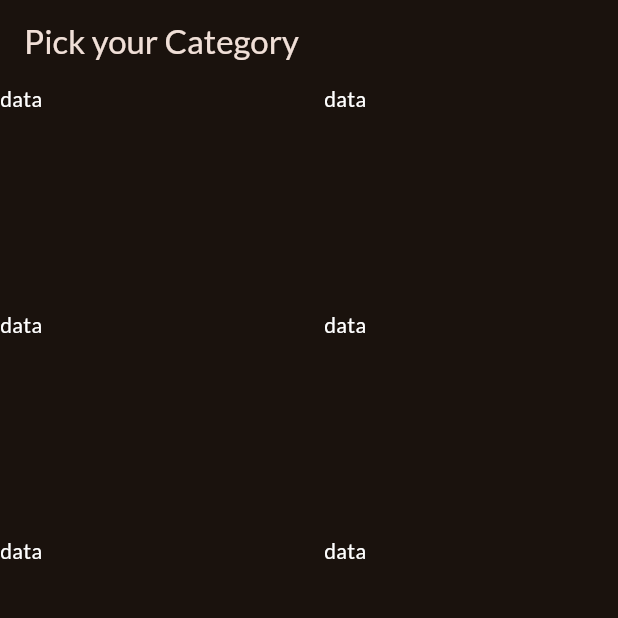
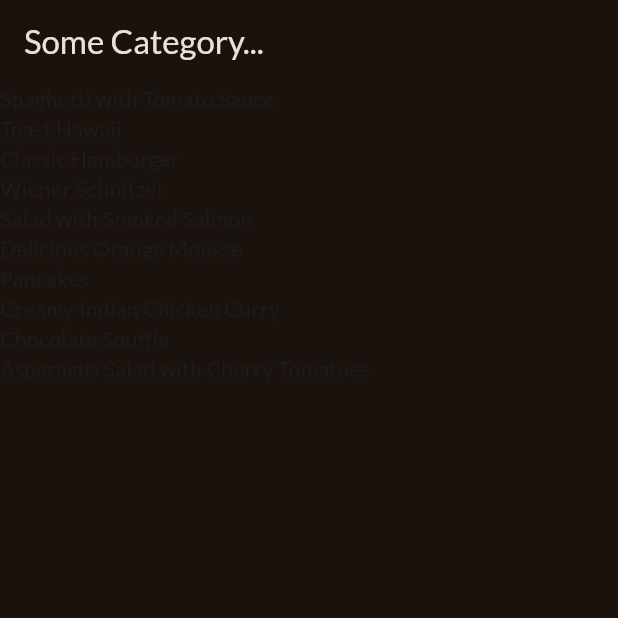
Before and after one commit to shallwebegin/menu, a Flutter app: the screen it shows after launch, on a phone screen of 412 x 824 dp, the top half of it. Run offline on Flutter 3.47's test engine with Material 3 defaults, Android fonts, the phone set to English and light mode, and no system bars; our stand-ins replace google_fonts.

Commit message:
add meals

```diff
--- a/lib/categories.dart
+++ /dev/null
@@ -1,46 +0,0 @@
-import 'package:flutter/material.dart';
-
-class CategoriesScreen extends StatelessWidget {
-  const CategoriesScreen({super.key});
-  @override
-  Widget build(BuildContext context) {
-    return Scaffold(
-      appBar: AppBar(
-        title: const Text('Pick your Category'),
-      ),
-      body: GridView(
-        gridDelegate: const SliverGridDelegateWithFixedCrossAxisCount(
-            crossAxisCount: 2,
-            childAspectRatio: 3 / 2,
-            crossAxisSpacing: 20,
-            mainAxisSpacing: 20),
-        children: const [
-          Text(
-            'data',
-            style: TextStyle(color: Colors.white),
-          ),
-          Text(
-            'data',
-            style: TextStyle(color: Colors.white),
-          ),
-          Text(
-            'data',
-            style: TextStyle(color: Colors.white),
-          ),
-          Text(
-            'data',
-            style: TextStyle(color: Colors.white),
-          ),
-          Text(
-            'data',
-            style: TextStyle(color: Colors.white),
-          ),
-          Text(
-            'data',
-            style: TextStyle(color: Colors.white),
-          ),
-        ],
-      ),
-    );
-  }
-}
--- /dev/null
+++ b/lib/data/dummy_data.dart
@@ -0,0 +1,409 @@
+import 'package:flutter/material.dart';
+
+import 'package:menu/models/category.dart';
+import 'package:menu/models/meal.dart';
+
+// Constants in Dart should be written in lowerCamelcase.
+const availableCategories = [
+  Category(
+    id: 'c1',
+    title: 'Italian',
+    color: Colors.purple,
+  ),
+  Category(
+    id: 'c2',
+    title: 'Quick & Easy',
+    color: Colors.red,
+  ),
+  Category(
+    id: 'c3',
+    title: 'Hamburgers',
+    color: Colors.orange,
+  ),
+  Category(
+    id: 'c4',
+    title: 'German',
+    color: Colors.amber,
+  ),
+  Category(
+    id: 'c5',
+    title: 'Light & Lovely',
+    color: Colors.blue,
+  ),
+  Category(
+    id: 'c6',
+    title: 'Exotic',
+    color: Colors.green,
+  ),
+  Category(
+    id: 'c7',
+    title: 'Breakfast',
+    color: Colors.lightBlue,
+  ),
+  Category(
+    id: 'c8',
+    title: 'Asian',
+    color: Colors.lightGreen,
+  ),
+  Category(
+    id: 'c9',
+    title: 'French',
+    color: Colors.pink,
+  ),
+  Category(
+    id: 'c10',
+    title: 'Summer',
+    color: Colors.teal,
+  ),
+];
+
+const dummyMeals = [
+  Meal(
+    id: 'm1',
+    categories: [
+      'c1',
+      'c2',
+    ],
+    title: 'Spaghetti with Tomato Sauce',
+    affordability: Affordability.affordable,
+    complexity: Complexity.simple,
+    imageUrl:
+        'https://upload.wikimedia.org/wikipedia/commons/thumb/2/20/Spaghetti_Bolognese_mit_Parmesan_oder_Grana_Padano.jpg/800px-Spaghetti_Bolognese_mit_Parmesan_oder_Grana_Padano.jpg',
+    duration: 20,
+    ingredients: [
+      '4 Tomatoes',
+      '1 Tablespoon of Olive Oil',
+      '1 Onion',
+      '250g Spaghetti',
+      'Spices',
+      'Cheese (optional)'
+    ],
+    steps: [
+      'Cut the tomatoes and the onion into small pieces.',
+      'Boil some water - add salt to it once it boils.',
+      'Put the spaghetti into the boiling water - they should be done in about 10 to 12 minutes.',
+      'In the meantime, heaten up some olive oil and add the cut onion.',
+      'After 2 minutes, add the tomato pieces, salt, pepper and your other spices.',
+      'The sauce will be done once the spaghetti are.',
+      'Feel free to add some cheese on top of the finished dish.'
+    ],
+    isGlutenFree: false,
+    isVegan: true,
+    isVegetarian: true,
+    isLactoseFree: true,
+  ),
+  Meal(
+    id: 'm2',
+    categories: [
+      'c2',
+    ],
+    title: 'Toast Hawaii',
+    affordability: Affordability.affordable,
+    complexity: Complexity.simple,
+    imageUrl:
+        'https://cdn.pixabay.com/photo/2018/07/11/21/51/toast-3532016_1280.jpg',
+    duration: 10,
+    ingredients: [
+      '1 Slice White Bread',
+      '1 Slice Ham',
+      '1 Slice Pineapple',
+      '1-2 Slices of Cheese',
+      'Butter'
+    ],
+    steps: [
+      'Butter one side of the white bread',
+      'Layer ham, the pineapple and cheese on the white bread',
+      'Bake the toast for round about 10 minutes in the oven at 200°C'
+    ],
+    isGlutenFree: false,
+    isVegan: false,
+    isVegetarian: false,
+    isLactoseFree: false,
+  ),
+  Meal(
+    id: 'm3',
+    categories: [
+      'c2',
+      'c3',
+    ],
+    title: 'Classic Hamburger',
+    affordability: Affordability.pricey,
+    complexity: Complexity.simple,
+    imageUrl:
+        'https://cdn.pixabay.com/photo/2014/10/23/18/05/burger-500054_1280.jpg',
+    duration: 45,
+    ingredients: [
+      '300g Cattle Hack',
+      '1 Tomato',
+      '1 Cucumber',
+      '1 Onion',
+      'Ketchup',
+      '2 Burger Buns'
+    ],
+    steps: [
+      'Form 2 patties',
+      'Fry the patties for c. 4 minutes on each side',
+      'Quickly fry the buns for c. 1 minute on each side',
+      'Bruch buns with ketchup',
+      'Serve burger with tomato, cucumber and onion'
+    ],
+    isGlutenFree: false,
+    isVegan: false,
+    isVegetarian: false,
+    isLactoseFree: true,
+  ),
+  Meal(
+    id: 'm4',
+    categories: [
+      'c4',
+    ],
+    title: 'Wiener Schnitzel',
+    affordability: Affordability.luxurious,
+    complexity: Complexity.challenging,
+    imageUrl:
+        'https://cdn.pixabay.com/photo/2018/03/31/19/29/schnitzel-3279045_1280.jpg',
+    duration: 60,
+    ingredients: [
+      '8 Veal Cutlets',
+      '4 Eggs',
+      '200g Bread Crumbs',
+      '100g Flour',
+      '300ml Butter',
+      '100g Vegetable Oil',
+      'Salt',
+      'Lemon Slices'
+    ],
+    steps: [
+      'Tenderize the veal to about 2–4mm, and salt on both sides.',
+      'On a flat plate, stir the eggs briefly with a fork.',
+      'Lightly coat the cutlets in flour then dip into the egg, and finally, coat in breadcrumbs.',
+      'Heat the butter and oil in a large pan (allow the fat to get very hot) and fry the schnitzels until golden brown on both sides.',
+      'Make sure to toss the pan regularly so that the schnitzels are surrounded by oil and the crumbing becomes ‘fluffy’.',
+      'Remove, and drain on kitchen paper. Fry the parsley in the remaining oil and drain.',
+      'Place the schnitzels on awarmed plate and serve garnishedwith parsley and slices of lemon.'
+    ],
+    isGlutenFree: false,
+    isVegan: false,
+    isVegetarian: false,
+    isLactoseFree: false,
+  ),
+  Meal(
+    id: 'm5',
+    categories: [
+      'c2'
+          'c5',
+      'c10',
+    ],
+    title: 'Salad with Smoked Salmon',
+    affordability: Affordability.luxurious,
+    complexity: Complexity.simple,
+    imageUrl:
+        'https://cdn.pixabay.com/photo/2016/10/25/13/29/smoked-salmon-salad-1768890_1280.jpg',
+    duration: 15,
+    ingredients: [
+      'Arugula',
+      'Lamb\'s Lettuce',
+      'Parsley',
+      'Fennel',
+      '200g Smoked Salmon',
+      'Mustard',
+      'Balsamic Vinegar',
+      'Olive Oil',
+      'Salt and Pepper'
+    ],
+    steps: [
+      'Wash and cut salad and herbs',
+      'Dice the salmon',
+      'Process mustard, vinegar and olive oil into a dessing',
+      'Prepare the salad',
+      'Add salmon cubes and dressing'
+    ],
+    isGlutenFree: true,
+    isVegan: false,
+    isVegetarian: true,
+    isLactoseFree: true,
+  ),
+  Meal(
+    id: 'm6',
+    categories: [
+      'c6',
+      'c10',
+    ],
+    title: 'Delicious Orange Mousse',
+    affordability: Affordability.affordable,
+    complexity: Complexity.hard,
+    imageUrl:
+        'https://cdn.pixabay.com/photo/2017/05/01/05/18/pastry-2274750_1280.jpg',
+    duration: 240,
+    ingredients: [
+      '4 Sheets of Gelatine',
+      '150ml Orange Juice',
+      '80g Sugar',
+      '300g Yoghurt',
+      '200g Cream',
+      'Orange Peel',
+    ],
+    steps: [
+      'Dissolve gelatine in pot',
+      'Add orange juice and sugar',
+      'Take pot off the stove',
+      'Add 2 tablespoons of yoghurt',
+      'Stir gelatin under remaining yoghurt',
+      'Cool everything down in the refrigerator',
+      'Whip the cream and lift it under die orange mass',
+      'Cool down again for at least 4 hours',
+      'Serve with orange peel',
+    ],
+    isGlutenFree: true,
+    isVegan: false,
+    isVegetarian: true,
+    isLactoseFree: false,
+  ),
+  Meal(
+    id: 'm7',
+    categories: [
+      'c7',
+    ],
+    title: 'Pancakes',
+    affordability: Affordability.affordable,
+    complexity: Complexity.simple,
+    imageUrl:
+        'https://cdn.pixabay.com/photo/2018/07/10/21/23/pancake-3529653_1280.jpg',
+    duration: 20,
+    ingredients: [
+      '1 1/2 Cups all-purpose Flour',
+      '3 1/2 Teaspoons Baking Powder',
+      '1 Teaspoon Salt',
+      '1 Tablespoon White Sugar',
+      '1 1/4 cups Milk',
+      '1 Egg',
+      '3 Tablespoons Butter, melted',
+    ],
+    steps: [
+      'In a large bowl, sift together the flour, baking powder, salt and sugar.',
+      'Make a well in the center and pour in the milk, egg and melted butter; mix until smooth.',
+      'Heat a lightly oiled griddle or frying pan over medium high heat.',
+      'Pour or scoop the batter onto the griddle, using approximately 1/4 cup for each pancake. Brown on both sides and serve hot.'
+    ],
+    isGlutenFree: true,
+    isVegan: false,
+    isVegetarian: true,
+    isLactoseFree: false,
+  ),
+  Meal(
+    id: 'm8',
+    categories: [
+      'c8',
+    ],
+    title: 'Creamy Indian Chicken Curry',
+    affordability: Affordability.pricey,
+    complexity: Complexity.challenging,
+    imageUrl:
+        'https://cdn.pixabay.com/photo/2018/06/18/16/05/indian-food-3482749_1280.jpg',
+    duration: 35,
+    ingredients: [
+      '4 Chicken Breasts',
+      '1 Onion',
+      '2 Cloves of Garlic',
+      '1 Piece of Ginger',
+      '4 Tablespoons Almonds',
+      '1 Teaspoon Cayenne Pepper',
+      '500ml Coconut Milk',
+    ],
+    steps: [
+      'Slice and fry the chicken breast',
+      'Process onion, garlic and ginger into paste and sauté everything',
+      'Add spices and stir fry',
+      'Add chicken breast + 250ml of water and cook everything for 10 minutes',
+      'Add coconut milk',
+      'Serve with rice'
+    ],
+    isGlutenFree: true,
+    isVegan: false,
+    isVegetarian: false,
+    isLactoseFree: true,
+  ),
+  Meal(
+    id: 'm9',
+    categories: [
+      'c9',
+    ],
+    title: 'Chocolate Souffle',
+    affordability: Affordability.affordable,
+    complexity: Complexity.hard,
+    imageUrl:
+        'https://cdn.pixabay.com/photo/2014/08/07/21/07/souffle-412785_1280.jpg',
+    duration: 45,
+    ingredients: [
+      '1 Teaspoon melted Butter',
+      '2 Tablespoons white Sugar',
+      '2 Ounces 70% dark Chocolate, broken into pieces',
+      '1 Tablespoon Butter',
+      '1 Tablespoon all-purpose Flour',
+      '4 1/3 tablespoons cold Milk',
+      '1 Pinch Salt',
+      '1 Pinch Cayenne Pepper',
+      '1 Large Egg Yolk',
+      '2 Large Egg Whites',
+      '1 Pinch Cream of Tartar',
+      '1 Tablespoon white Sugar',
+    ],
+    steps: [
+      'Preheat oven to 190°C. Line a rimmed baking sheet with parchment paper.',
+      'Brush bottom and sides of 2 ramekins lightly with 1 teaspoon melted butter; cover bottom and sides right up to the rim.',
+      'Add 1 tablespoon white sugar to ramekins. Rotate ramekins until sugar coats all surfaces.',
+      'Place chocolate pieces in a metal mixing bowl.',
+      'Place bowl over a pan of about 3 cups hot water over low heat.',
+      'Melt 1 tablespoon butter in a skillet over medium heat. Sprinkle in flour. Whisk until flour is incorporated into butter and mixture thickens.',
+      'Whisk in cold milk until mixture becomes smooth and thickens. Transfer mixture to bowl with melted chocolate.',
+      'Add salt and cayenne pepper. Mix together thoroughly. Add egg yolk and mix to combine.',
+      'Leave bowl above the hot (not simmering) water to keep chocolate warm while you whip the egg whites.',
+      'Place 2 egg whites in a mixing bowl; add cream of tartar. Whisk until mixture begins to thicken and a drizzle from the whisk stays on the surface about 1 second before disappearing into the mix.',
+      'Add 1/3 of sugar and whisk in. Whisk in a bit more sugar about 15 seconds.',
+      'whisk in the rest of the sugar. Continue whisking until mixture is about as thick as shaving cream and holds soft peaks, 3 to 5 minutes.',
+      'Transfer a little less than half of egg whites to chocolate.',
+      'Mix until egg whites are thoroughly incorporated into the chocolate.',
+      'Add the rest of the egg whites; gently fold into the chocolate with a spatula, lifting from the bottom and folding over.',
+      'Stop mixing after the egg white disappears. Divide mixture between 2 prepared ramekins. Place ramekins on prepared baking sheet.',
+      'Bake in preheated oven until scuffles are puffed and have risen above the top of the rims, 12 to 15 minutes.',
+    ],
+    isGlutenFree: true,
+    isVegan: false,
+    isVegetarian: true,
+    isLactoseFree: false,
+  ),
+  Meal(
+    id: 'm10',
+    categories: [
+      'c2',
+      'c5',
+      'c10',
+    ],
+    title: 'Asparagus Salad with Cherry Tomatoes',
+    affordability: Affordability.luxurious,
+    complexity: Complexity.simple,
+    imageUrl:
+        'https://cdn.pixabay.com/photo/2018/04/09/18/26/asparagus-3304997_1280.jpg',
+    duration: 30,
+    ingredients: [
+      'White and Green Asparagus',
+      '30g Pine Nuts',
+      '300g Cherry Tomatoes',
+      'Salad',
+      'Salt, Pepper and Olive Oil'
+    ],
+    steps: [
+      'Wash, peel and cut the asparagus',
+      'Cook in salted water',
+      'Salt and pepper the asparagus',
+      'Roast the pine nuts',
+      'Halve the tomatoes',
+      'Mix with asparagus, salad and dressing',
+      'Serve with Baguette'
+    ],
+    isGlutenFree: true,
+    isVegan: true,
+    isVegetarian: true,
+    isLactoseFree: true,
+  ),
+];
--- a/lib/main.dart
+++ b/lib/main.dart
@@ -1,7 +1,9 @@
 import 'package:flutter/material.dart';
 
 import 'package:google_fonts/google_fonts.dart';
-import 'package:menu/categories.dart';
+import 'package:menu/data/dummy_data.dart';
+import 'package:menu/screens/categories.dart';
+import 'package:menu/screens/meals.dart';
 
 final theme = ThemeData(
   useMaterial3: true,
@@ -23,7 +25,7 @@ class App extends StatelessWidget {
   Widget build(BuildContext context) {
     return MaterialApp(
       theme: theme,
-      home: const CategoriesScreen(),
+      home: const MealsScreen(title: 'Some Category...',meals: dummyMeals),
     );
   }
 }
--- /dev/null
+++ b/lib/models/category.dart
@@ -0,0 +1,9 @@
+import 'package:flutter/material.dart';
+
+class Category {
+  const Category(
+      {required this.id, required this.title, this.color = Colors.orange});
+  final String id;
+  final String title;
+  final Color color;
+}
--- /dev/null
+++ b/lib/models/meal.dart
@@ -0,0 +1,43 @@
+enum Complexity {
+  simple,
+  challenging,
+  hard,
+}
+
+enum Affordability {
+  affordable,
+  pricey,
+  luxurious,
+}
+
+class Meal {
+  const Meal({
+    required this.id,
+    required this.categories,
+    required this.title,
+    required this.imageUrl,
+    required this.ingredients,
+    required this.steps,
+    required this.duration,
+    required this.complexity,
+    required this.affordability,
+    required this.isGlutenFree,
+    required this.isLactoseFree,
+    required this.isVegan,
+    required this.isVegetarian,
+  });
+
+  final String id;
+  final List<String> categories;
+  final String title;
+  final String imageUrl;
+  final List<String> ingredients;
+  final List<String> steps;
+  final int duration;
+  final Complexity complexity;
+  final Affordability affordability;
+  final bool isGlutenFree;
+  final bool isLactoseFree;
+  final bool isVegan;
+  final bool isVegetarian;
+}
--- /dev/null
+++ b/lib/screens/categories.dart
@@ -0,0 +1,27 @@
+import 'package:flutter/material.dart';
+import 'package:menu/data/dummy_data.dart';
+import 'package:menu/widgets/category_grid_item.dart';
+
+class CategoriesScreen extends StatelessWidget {
+  const CategoriesScreen({super.key});
+  @override
+  Widget build(BuildContext context) {
+    return Scaffold(
+      appBar: AppBar(
+        title: const Text('Pick your Category'),
+      ),
+      body: GridView(
+        padding: const EdgeInsets.all(24),
+        gridDelegate: const SliverGridDelegateWithFixedCrossAxisCount(
+            crossAxisCount: 2,
+            childAspectRatio: 3 / 2,
+            crossAxisSpacing: 20,
+            mainAxisSpacing: 20),
+        children: [
+          for (final category in availableCategories)
+            CategoryGridItem(category: category)
+        ],
+      ),
+    );
+  }
+}
--- /dev/null
+++ b/lib/screens/meals.dart
@@ -0,0 +1,49 @@
+import 'package:flutter/material.dart';
+import 'package:menu/data/dummy_data.dart';
+import 'package:menu/models/meal.dart';
+
+class MealsScreen extends StatelessWidget {
+  const MealsScreen({super.key, required this.title, required this.meals});
+  final String title;
+  final List<Meal> meals;
+
+  @override
+  Widget build(BuildContext context) {
+    Widget content = Center(
+      child: Column(
+        mainAxisSize: MainAxisSize.min,
+        children: [
+          Text(
+            'Uh oh... nothing here',
+            style: Theme.of(context)
+                .textTheme
+                .headlineLarge!
+                .copyWith(color: Theme.of(context).colorScheme.onBackground),
+          ),
+          const SizedBox(
+            height: 16,
+          ),
+          Text(
+            'Try selecting different category!',
+            style: Theme.of(context)
+                .textTheme
+                .bodyLarge!
+                .copyWith(color: Theme.of(context).colorScheme.onBackground),
+          ),
+        ],
+      ),
+    );
+    if (meals.isNotEmpty) {
+      content = ListView.builder(
+        itemCount: meals.length,
+        itemBuilder: (ctx, index) => Text(meals[index].title),
+      );
+    }
+    return Scaffold(
+      appBar: AppBar(
+        title: Text(title),
+      ),
+      body: content,
+    );
+  }
+}
--- /dev/null
+++ b/lib/widgets/category_grid_item.dart
@@ -0,0 +1,36 @@
+import 'package:flutter/material.dart';
+import 'package:menu/models/category.dart';
+
+class CategoryGridItem extends StatelessWidget {
+  const CategoryGridItem({super.key, required this.category});
+
+  final Category category;
+
+  @override
+  Widget build(BuildContext context) {
+    return InkWell(
+      onTap: () {},
+      splashColor: Theme.of(context).colorScheme.primary,
+      borderRadius: BorderRadius.circular(16),
+      child: Container(
+        padding: const EdgeInsets.all(16),
+        decoration: BoxDecoration(
+          gradient: LinearGradient(
+            colors: [
+              category.color.withOpacity(0.55),
+              category.color.withOpacity(0.9),
+            ],
+            begin: Alignment.topLeft,
+            end: Alignment.bottomRight,
+          ),
+        ),
+        child: Text(
+          category.title,
+          style: Theme.of(context).textTheme.titleLarge!.copyWith(
+                color: Theme.of(context).colorScheme.onBackground,
+              ),
+        ),
+      ),
+    );
+  }
+}
```
